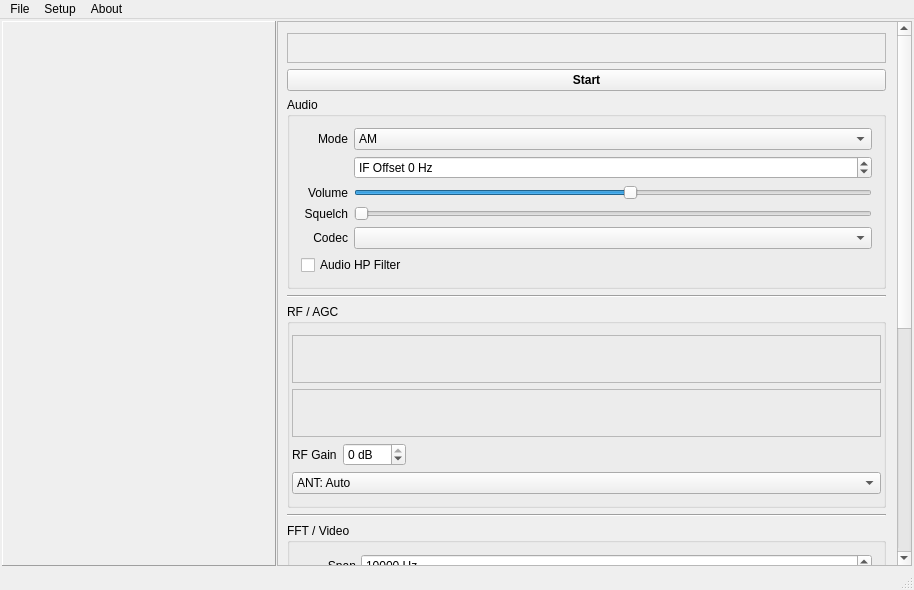
This is nanoforms/mainwindow.ui in csete/remotesdrclient-ns as Qt 5 draws it before an edit. The edited form follows.
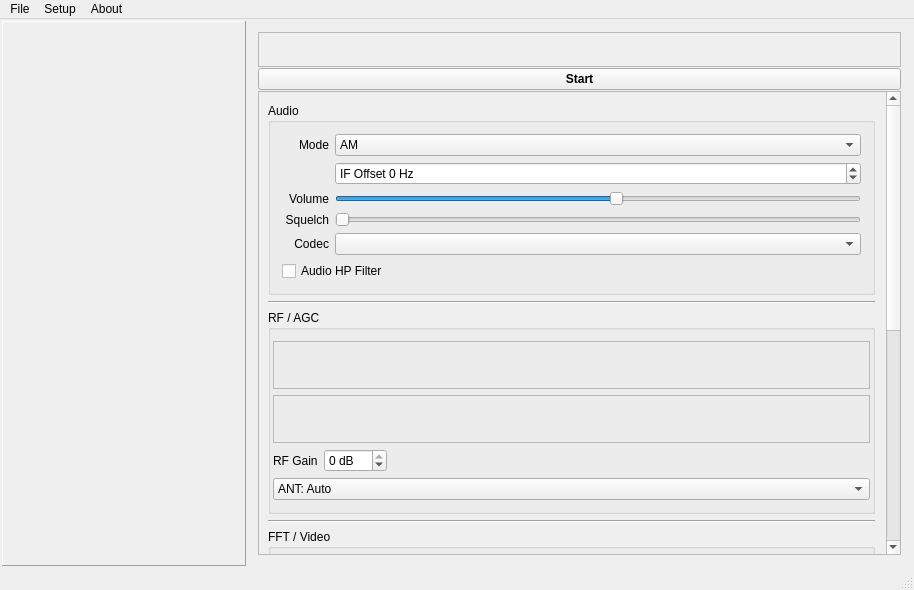
This is the edited form. Icons and pictures are not drawn. Custom widgets are drawn as their Qt base class.

```diff
--- a/nanoforms/mainwindow.ui
+++ b/nanoforms/mainwindow.ui
@@ -36,7 +36,7 @@
     <normaloff>:/RemoteSdrClient.png</normaloff>:/RemoteSdrClient.png</iconset>
   </property>
   <widget class="QWidget" name="centralWidget">
-   <layout class="QVBoxLayout" name="verticalLayout_2">
+   <layout class="QVBoxLayout" name="verticalLayout_3">
     <property name="spacing">
      <number>2</number>
     </property>
@@ -54,18 +54,6 @@
     </property>
     <item>
      <widget class="QSplitter" name="splitter">
-      <property name="sizePolicy">
-       <sizepolicy hsizetype="Expanding" vsizetype="Expanding">
-        <horstretch>0</horstretch>
-        <verstretch>0</verstretch>
-       </sizepolicy>
-      </property>
-      <property name="frameShape">
-       <enum>QFrame::NoFrame</enum>
-      </property>
-      <property name="lineWidth">
-       <number>1</number>
-      </property>
       <property name="orientation">
        <enum>Qt::Horizontal</enum>
       </property>
@@ -101,6 +89,75 @@
         <enum>QFrame::Raised</enum>
        </property>
       </widget>
+      <widget class="QWidget" name="">
+       <layout class="QVBoxLayout" name="verticalLayout_2">
+        <property name="spacing">
+         <number>1</number>
+        </property>
+        <item>
+         <widget class="CFreqCtrl" name="frameFreqCtrl">
+          <property name="sizePolicy">
+           <sizepolicy hsizetype="Minimum" vsizetype="Minimum">
+            <horstretch>0</horstretch>
+            <verstretch>0</verstretch>
+           </sizepolicy>
+          </property>
+          <property name="minimumSize">
+           <size>
+            <width>250</width>
+            <height>35</height>
+           </size>
+          </property>
+          <property name="toolTip">
+           <string>Demod Center Frequency</string>
+          </property>
+          <property name="frameShape">
+           <enum>QFrame::StyledPanel</enum>
+          </property>
+          <property name="frameShadow">
+           <enum>QFrame::Sunken</enum>
+          </property>
+          <property name="lineWidth">
+           <number>1</number>
+          </property>
+         </widget>
+        </item>
+        <item>
+         <widget class="QPushButton" name="pushButtonStart">
+          <property name="sizePolicy">
+           <sizepolicy hsizetype="Minimum" vsizetype="Fixed">
+            <horstretch>0</horstretch>
+            <verstretch>0</verstretch>
+           </sizepolicy>
+          </property>
+          <property name="minimumSize">
+           <size>
+            <width>0</width>
+            <height>0</height>
+           </size>
+          </property>
+          <property name="font">
+           <font>
+            <weight>75</weight>
+            <bold>true</bold>
+            <kerning>false</kerning>
+           </font>
+          </property>
+          <property name="toolTip">
+           <string>Connect/Disconnect from Server</string>
+          </property>
+          <property name="text">
+           <string>Start</string>
+          </property>
+          <property name="checkable">
+           <bool>false</bool>
+          </property>
+          <property name="checked">
+           <bool>false</bool>
+          </property>
+         </widget>
+        </item>
+        <item>
       <widget class="QScrollArea" name="controlArea">
        <property name="sizePolicy">
         <sizepolicy hsizetype="Minimum" vsizetype="MinimumExpanding">
@@ -108,6 +165,12 @@
          <verstretch>0</verstretch>
         </sizepolicy>
        </property>
+          <property name="minimumSize">
+           <size>
+            <width>250</width>
+            <height>0</height>
+           </size>
+          </property>
        <property name="frameShape">
         <enum>QFrame::StyledPanel</enum>
        </property>
@@ -130,9 +193,9 @@
         <property name="geometry">
          <rect>
           <x>0</x>
-          <y>-464</y>
-          <width>624</width>
-          <height>1000</height>
+             <y>0</y>
+             <width>367</width>
+             <height>931</height>
          </rect>
         </property>
         <property name="sizePolicy">
@@ -152,70 +215,7 @@
           <number>9</number>
          </property>
          <item>
-          <widget class="CFreqCtrl" name="frameFreqCtrl">
-           <property name="sizePolicy">
-            <sizepolicy hsizetype="Minimum" vsizetype="Minimum">
-             <horstretch>0</horstretch>
-             <verstretch>0</verstretch>
-            </sizepolicy>
-           </property>
-           <property name="minimumSize">
-            <size>
-             <width>200</width>
-             <height>30</height>
-            </size>
-           </property>
-           <property name="toolTip">
-            <string>Demod Center Frequency</string>
-           </property>
-           <property name="frameShape">
-            <enum>QFrame::StyledPanel</enum>
-           </property>
-           <property name="frameShadow">
-            <enum>QFrame::Sunken</enum>
-           </property>
-           <property name="lineWidth">
-            <number>1</number>
-           </property>
-          </widget>
-         </item>
-         <item>
-          <widget class="QPushButton" name="pushButtonStart">
-           <property name="sizePolicy">
-            <sizepolicy hsizetype="Minimum" vsizetype="Fixed">
-             <horstretch>0</horstretch>
-             <verstretch>0</verstretch>
-            </sizepolicy>
-           </property>
-           <property name="minimumSize">
-            <size>
-             <width>0</width>
-             <height>0</height>
-            </size>
-           </property>
-           <property name="font">
-            <font>
-             <weight>75</weight>
-             <bold>true</bold>
-             <kerning>false</kerning>
-            </font>
-           </property>
-           <property name="toolTip">
-            <string>Connect/Disconnect from Server</string>
-           </property>
-           <property name="text">
-            <string>Start</string>
-           </property>
-           <property name="checkable">
-            <bool>false</bool>
-           </property>
-           <property name="checked">
-            <bool>false</bool>
-           </property>
-          </widget>
-         </item>
-         <item>
-          <widget class="QGroupBox" name="groupBox">
+             <widget class="QGroupBox" name="groupBoxAudio">
            <property name="sizePolicy">
             <sizepolicy hsizetype="Minimum" vsizetype="Preferred">
              <horstretch>0</horstretch>
@@ -1095,6 +1095,9 @@
         <zorder>pushButtonStart</zorder>
         <zorder>verticalSpacer</zorder>
        </widget>
+         </widget>
+        </item>
+       </layout>
       </widget>
      </widget>
     </item>
```
Left out of the diff: 16 changed lines with no effect on the pictures. Lines whose indentation alone changed are shown as unchanged.
